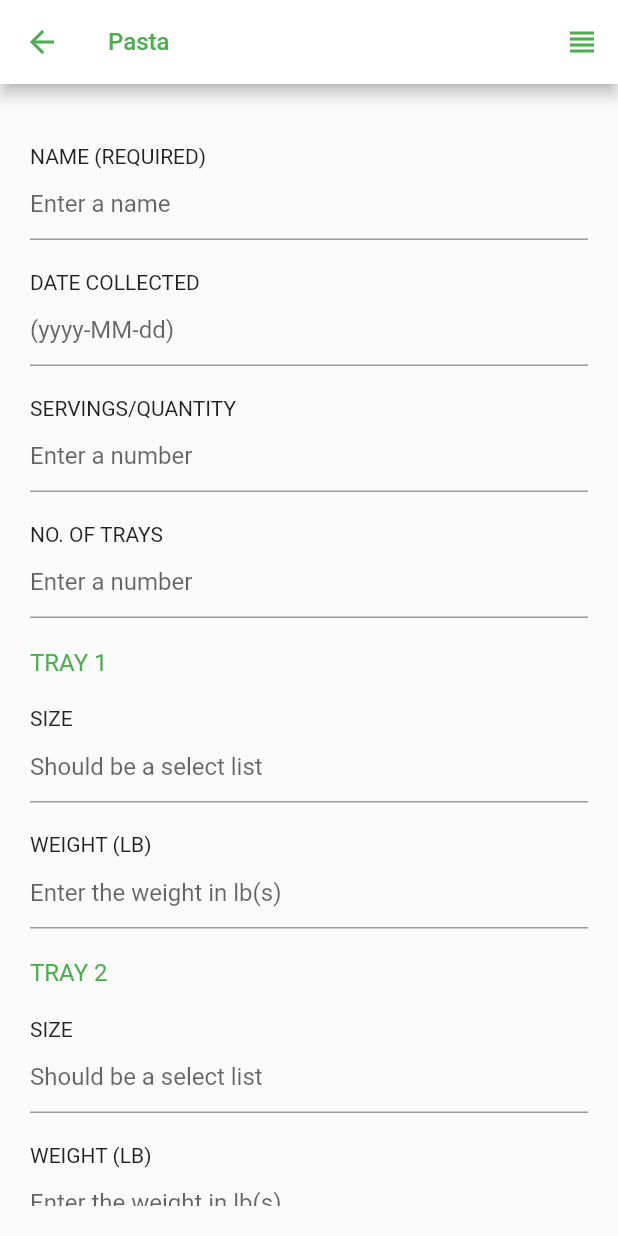
After one commit to hack4impact-mcgill/MealCare, a Flutter app: the CurrentSessionPage screen opened by its route, after a tap on "Add food item", on a phone screen of 412 x 824 dp. The commit adds this screen. Run offline on Flutter 3.47's test engine with Material 2 defaults, Android fonts, the phone set to English and light mode, and no system bars; drawn by our look-alikes of datetime_picker_formfield.

Commit message:
Added food item form, still missing dynamic trays rendering and select list

```diff
--- /dev/null
+++ b/frontend/lib/pages/add_food_item_page.dart
@@ -0,0 +1,169 @@
+import 'package:flutter/material.dart';
+import 'package:intl/intl.dart';
+import 'package:datetime_picker_formfield/datetime_picker_formfield.dart';
+
+class AddFoodItemPage extends StatefulWidget {
+  AddFoodItemPage({Key key}) : super(key: key);
+
+  @override
+  _AddFoodItemPageState createState() => _AddFoodItemPageState();
+}
+
+class _AddFoodItemPageState extends State<AddFoodItemPage> {
+  final formKey = new GlobalKey<FormState>();
+  String _name;
+  int _quantity;
+  DateTime _date;
+  int _servings;
+  int numberOfTrays;
+
+  @override
+  Widget build(BuildContext context) {
+    return Scaffold(
+      appBar: AppBar(
+        iconTheme: IconThemeData(
+          color: Colors.green, //change your color here
+        ),
+        // App bar need to be edited
+        backgroundColor: Colors.white,
+        title: Text(
+            "Pasta",
+          style:
+          TextStyle(color: Colors.green, fontSize: 16),
+        ),
+        actions: <Widget>[
+          new IconButton(icon: new Icon(Icons.view_headline),
+            onPressed: (){},
+          ),
+        ],
+      ),
+        body: new Padding(
+          padding: const EdgeInsets.all(20.0),
+          child: new Form(
+            key: formKey,
+            child: new ListView(
+              //crossAxisAlignment: CrossAxisAlignment.start,
+              children: <Widget>[
+                new Padding(
+                  padding: const EdgeInsets.only(top: 20.0),
+                ),
+                Text("NAME (REQUIRED)"),
+                new TextFormField(
+                  decoration: new InputDecoration(hintText: "Enter a name"),
+                  validator: (val) =>
+                  val.isEmpty ? 'Please enter a name!' : null,
+                  onSaved: (val) => _name = val,
+                ),
+                new Padding(
+                  padding: const EdgeInsets.only(top: 20.0),
+                ),
+                Text("DATE COLLECTED"),
+                BasicDateField(),
+                new Padding(
+                  padding: const EdgeInsets.only(top: 20.0),
+                ),
+                Text("SERVINGS/QUANTITY"),
+                new TextFormField(
+                  decoration: new InputDecoration(hintText: "Enter a number"),
+                  keyboardType: TextInputType.number,
+                  validator: (val) =>
+                  int.parse(val) < 0 ? 'Quantity cannot be negative!' : null,
+                  onSaved: (val) => _quantity = int.parse(val),
+                ),
+                new Padding(
+                  padding: const EdgeInsets.only(top: 20.0),
+                ),
+                Text("NO. OF TRAYS"),
+                new TextFormField(
+                  decoration: new InputDecoration(hintText: "Enter a number"),
+                  keyboardType: TextInputType.number,
+                  validator: (val) =>
+                  int.parse(val) < 0 ? 'No. of trays cannot be negative!' : null,
+                  onChanged: (value) {
+                    numberOfTrays = int.parse(value);
+                  },
+                  onSaved: (val) => _quantity = int.parse(val),
+                ),
+                new Padding(
+                  padding: const EdgeInsets.only(top: 20.0),
+                ),
+                // if (numberOfTrays != null)
+                for (var i = 0; i < 3; i++)  TrayInputForm(i+1),
+                new RaisedButton(
+                  child: new Text(
+                    "SAVE",
+                    style: new TextStyle(color: Colors.white),
+                  ),
+                  color: Colors.green,
+                  onPressed: (){},
+                )
+              ],
+            ),
+          ),
+        )
+    );
+  }
+}
+
+// DATE INPUT FIELD
+class BasicDateField extends StatelessWidget {
+  final format = DateFormat("yyyy-MM-dd");
+  @override
+  Widget build(BuildContext context) {
+    return Column(children: <Widget>[
+
+      DateTimeField(
+        format: format,
+        decoration: new InputDecoration(hintText: '(${format.pattern})'),
+        onShowPicker: (context, currentValue) {
+          return showDatePicker(
+              context: context,
+              firstDate: DateTime(1900),
+              initialDate: currentValue ?? DateTime.now(),
+              lastDate: DateTime(2100));
+        },
+      ),
+    ]);
+  }
+}
+
+class TrayInputForm extends StatelessWidget {
+  final int number;
+
+  TrayInputForm(this.number);
+
+  @override
+  Widget build(BuildContext context) {
+    return Column(
+        crossAxisAlignment: CrossAxisAlignment.start,
+        children: <Widget>[
+          Text('TRAY $number',
+            style:
+            TextStyle(color: Colors.green, fontSize: 16),
+          ),
+          new Padding(
+            padding: const EdgeInsets.only(top: 20.0),
+          ),
+          Text("SIZE"),
+          new TextFormField(
+            decoration: new InputDecoration(hintText: "Should be a select list"),
+            onSaved: (val) {},
+          ),
+          new Padding(
+            padding: const EdgeInsets.only(top: 20.0),
+          ),
+          Text("WEIGHT (LB)"),
+          new TextFormField(
+            decoration: new InputDecoration(hintText: "Enter the weight in lb(s)"),
+            keyboardType: TextInputType.number,
+            validator: (val) =>
+            int.parse(val) < 0 ? 'Weight cannot be negative!' : null,
+            onSaved: (val) {},
+          ),
+          new Padding(
+            padding: const EdgeInsets.only(top: 20.0),
+          ),
+        ]
+    );
+  }
+}
--- a/frontend/lib/pages/current_session_page.dart
+++ b/frontend/lib/pages/current_session_page.dart
@@ -1,4 +1,6 @@
 import 'package:flutter/material.dart';
+import 'package:frontend/pages/add_food_item_page.dart';
+import 'package:frontend/pages/profile_page.dart';
 
 class CurrentSessionPage extends StatelessWidget {
   @override
@@ -19,7 +21,16 @@ class CurrentSessionPage extends StatelessWidget {
         Text(
           "This is an example of a push and pop page so it'll have its own appBar",
           textAlign: TextAlign.center,
-        )
+        ),
+        RaisedButton(
+          onPressed: () {
+            Navigator.push(
+                context,
+                MaterialPageRoute(builder: (context) => AddFoodItemPage()),
+            );
+          },
+          child: Text('Add food item'),
+        ),
       ]),
     );
   }
--- a/frontend/pubspec.yaml
+++ b/frontend/pubspec.yaml
@@ -14,7 +14,7 @@ description: A new Flutter project.
 version: 1.0.0+1
 
 environment:
-  sdk: ">=2.1.0 <3.0.0"
+  sdk: ">=2.2.0 <3.0.0"
 
 dependencies:
   flutter:
@@ -23,7 +23,7 @@ dependencies:
   # The following adds the Cupertino Icons font to your application.
   # Use with the CupertinoIcons class for iOS style icons.
   cupertino_icons: ^0.1.2
-
+  datetime_picker_formfield: ^1.0.0
 dev_dependencies:
   flutter_test:
     sdk: flutter
```
Also changed, not shown: frontend/pubspec.lock, 1 other file.
